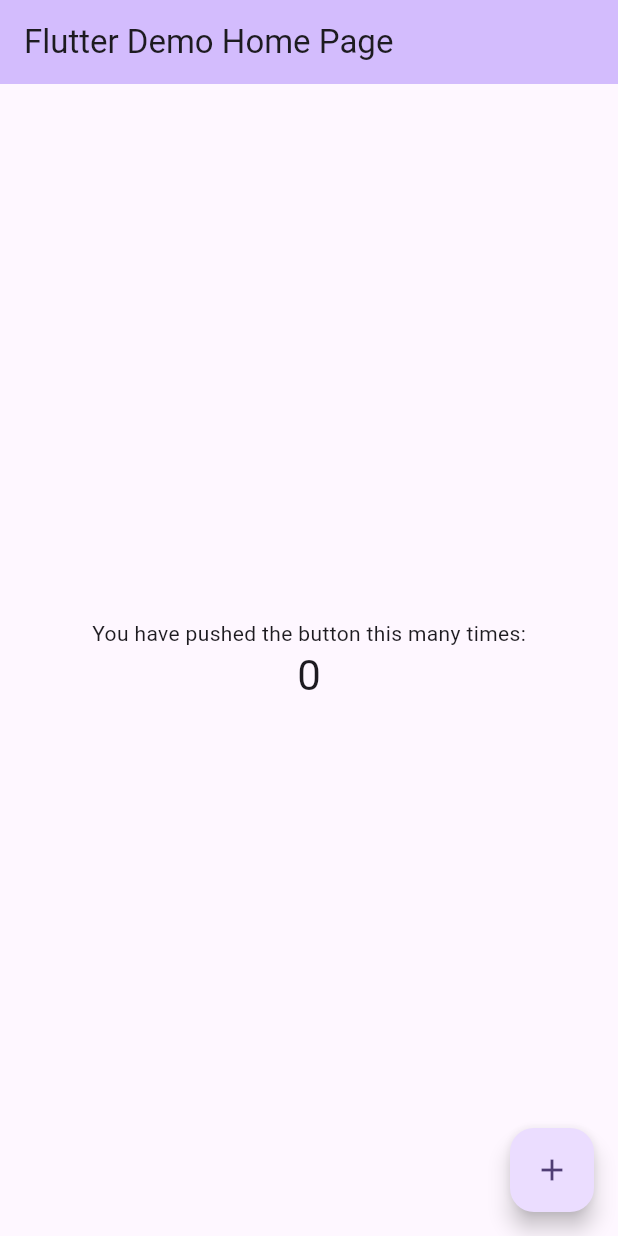
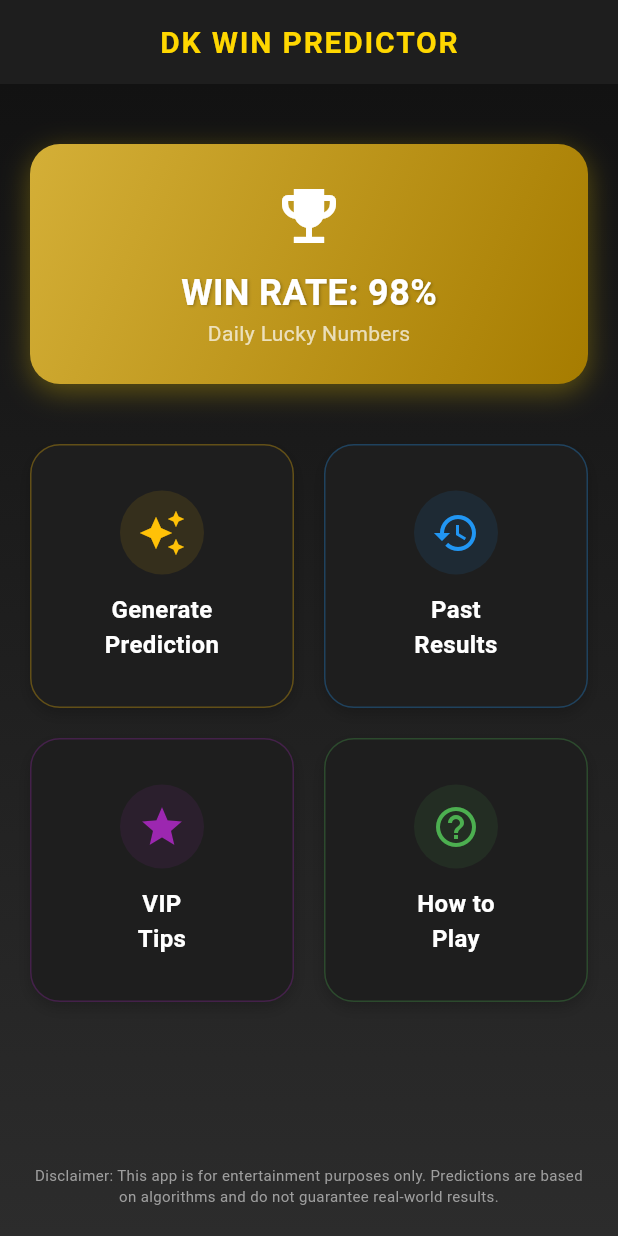
Before and after one commit to could-ai/019adf24-9b90-7e7d-ac89-829d371c48bf, a Flutter app: the screen it shows after launch, on a phone screen of 412 x 824 dp. Run offline on Flutter 3.47's test engine with Material 3 defaults, Android fonts, the phone set to English and light mode, and no system bars.

Commit message:
Setup main application entry point with Dark/Gold theme for a premium prediction app feel. Configured routes for Home, Prediction, and History screens.; Created HomeScreen with a dashboard layout. Features a gold-themed header showing 'Win Rate', and a grid menu for 'Generate Prediction', 'Past Results', 'VIP Tips', and 'How to Play'. Includes a disclaimer footer.; Implemented PredictionScreen with a simulated analysis process. Includes a 'Start Analysis' button, a loading animation with status updates (Connecting, Analyzing, Calculating), and a final result display showing a random number and confidence score.; Created HistoryScreen to display a list of mock past predictions. Each item shows a date, a prediction number, and a 'Win/Miss' status to simulate a track record.

```diff
--- a/usr/lib/main.dart
+++ b/usr/lib/main.dart
@@ -1,4 +1,7 @@
 import 'package:flutter/material.dart';
+import 'package:couldai_user_app/screens/home_screen.dart';
+import 'package:couldai_user_app/screens/prediction_screen.dart';
+import 'package:couldai_user_app/screens/history_screen.dart';
 
 void main() {
   runApp(const MyApp());
@@ -7,117 +10,48 @@ void main() {
 class MyApp extends StatelessWidget {
   const MyApp({super.key});
 
-  // This widget is the root of your application.
   @override
   Widget build(BuildContext context) {
     return MaterialApp(
-      title: 'Flutter Demo',
+      title: 'DK Win Predictor',
       debugShowCheckedModeBanner: false,
       theme: ThemeData(
-        // This is the theme of your application.
-        //
-        // TRY THIS: Try running your application with "flutter run". You'll see
-        // the application has a purple toolbar. Then, without quitting the app,
-        // try changing the seedColor in the colorScheme below to Colors.green
-        // and then invoke "hot reload" (save your changes or press the "hot
-        // reload" button in a Flutter-supported IDE, or press "r" if you used
-        // the command line to start the app).
-        //
-        // Notice that the counter didn't reset back to zero; the application
-        // state is not lost during the reload. To reset the state, use hot
-        // restart instead.
-        //
-        // This works for code too, not just values: Most code changes can be
-        // tested with just a hot reload.
-        colorScheme: ColorScheme.fromSeed(seedColor: Colors.deepPurple),
+        useMaterial3: true,
+        brightness: Brightness.dark,
+        primaryColor: const Color(0xFFFFD700), // Gold
+        scaffoldBackgroundColor: const Color(0xFF121212),
+        colorScheme: const ColorScheme.dark(
+          primary: Color(0xFFFFD700),
+          secondary: Color(0xFF03DAC6),
+          surface: Color(0xFF1E1E1E),
+          background: Color(0xFF121212),
+        ),
+        appBarTheme: const AppBarTheme(
+          backgroundColor: Color(0xFF1E1E1E),
+          elevation: 0,
+          centerTitle: true,
+          titleTextStyle: TextStyle(
+            color: Color(0xFFFFD700),
+            fontSize: 20,
+            fontWeight: FontWeight.bold,
+            letterSpacing: 1.2,
+          ),
+        ),
+        cardTheme: CardTheme(
+          color: const Color(0xFF1E1E1E),
+          elevation: 4,
+          shape: RoundedRectangleBorder(
+            borderRadius: BorderRadius.circular(16),
+            side: BorderSide(color: Colors.white.withOpacity(0.1), width: 1),
+          ),
+        ),
       ),
       initialRoute: '/',
       routes: {
-        '/': (context) => const MyHomePage(title: 'Flutter Demo Home Page'),
+        '/': (context) => const HomeScreen(),
+        '/predict': (context) => const PredictionScreen(),
+        '/history': (context) => const HistoryScreen(),
       },
     );
   }
 }
-
-class MyHomePage extends StatefulWidget {
-  const MyHomePage({super.key, required this.title});
-
-  // This widget is the home page of your application. It is stateful, meaning
-  // that it has a State object (defined below) that contains fields that affect
-  // how it looks.
-
-  // This class is the configuration for the state. It holds the values (in this
-  // case the title) provided by the parent (in this case the App widget) and
-  // used by the build method of the State. Fields in a Widget subclass are
-  // always marked "final".
-
-  final String title;
-
-  @override
-  State<MyHomePage> createState() => _MyHomePageState();
-}
-
-class _MyHomePageState extends State<MyHomePage> {
-  int _counter = 0;
-
-  void _incrementCounter() {
-    setState(() {
-      // This call to setState tells the Flutter framework that something has
-      // changed in this State, which causes it to rerun the build method below
-      // so that the display can reflect the updated values. If we changed
-      // _counter without calling setState(), then the build method would not be
-      // called again, and so nothing would appear to happen.
-      _counter++;
-    });
-  }
-
-  @override
-  Widget build(BuildContext context) {
-    // This method is rerun every time setState is called, for instance as done
-    // by the _incrementCounter method above.
-    //
-    // The Flutter framework has been optimized to make rerunning build methods
-    // fast, so that you can just rebuild anything that needs updating rather
-    // than having to individually change instances of widgets.
-    return Scaffold(
-      appBar: AppBar(
-        // TRY THIS: Try changing the color here to a specific color (to
-        // Colors.amber, perhaps?) and trigger a hot reload to see the AppBar
-        // change color while the other colors stay the same.
-        backgroundColor: Theme.of(context).colorScheme.inversePrimary,
-        // Here we take the value from the MyHomePage object that was created by
-        // the App.build method, and use it to set our appbar title.
-        title: Text(widget.title),
-      ),
-      body: Center(
-        // Center is a layout widget. It takes a single child and positions it
-        // in the middle of the parent.
-        child: Column(
-          // Column is also a layout widget. It takes a list of children and
-          // arranges them vertically. By default, it sizes itself to fit its
-          // children horizontally, and tries to be as tall as its parent.
-          //
-          // Column has various properties to control how it sizes itself and
-          // how it positions its children. Here we use mainAxisAlignment to
-          // center the children vertically; the main axis here is the vertical
-          // axis because Columns are vertical (the cross axis would be
-          // horizontal).
-          //
-          // TRY THIS: Invoke "debug painting" (choose the "Toggle Debug Paint"
-          // action in the IDE, or press "p" in the console), to see the
-          // wireframe for each widget.
-          mainAxisAlignment: MainAxisAlignment.center,
-          children: <Widget>[
-            const Text('You have pushed the button this many times:'),
-            Text('$_counter', style: Theme.of(context).textTheme.headlineMedium),
-          ],
-        ),
-      ),
-      floatingActionButton: FloatingActionButton(
-        onPressed: _incrementCounter,
-        tooltip: 'Increment',
-        child: const Icon(Icons.add),
-      ), // This trailing comma makes auto-formatting nicer for build methods.
-    );
-  }
-}
--- /dev/null
+++ b/usr/lib/screens/home_screen.dart
@@ -0,0 +1,203 @@
+import 'package:flutter/material.dart';
+
+class HomeScreen extends StatelessWidget {
+  const HomeScreen({super.key});
+
+  @override
+  Widget build(BuildContext context) {
+    return Scaffold(
+      appBar: AppBar(
+        title: const Text('DK WIN PREDICTOR'),
+      ),
+      body: Container(
+        decoration: const BoxDecoration(
+          gradient: LinearGradient(
+            begin: Alignment.topCenter,
+            end: Alignment.bottomCenter,
+            colors: [Color(0xFF121212), Color(0xFF2C2C2C)],
+          ),
+        ),
+        child: SafeArea(
+          child: Padding(
+            padding: const EdgeInsets.all(20.0),
+            child: Column(
+              crossAxisAlignment: CrossAxisAlignment.stretch,
+              children: [
+                const SizedBox(height: 20),
+                _buildHeaderCard(),
+                const SizedBox(height: 40),
+                Expanded(
+                  child: GridView.count(
+                    crossAxisCount: 2,
+                    mainAxisSpacing: 20,
+                    crossAxisSpacing: 20,
+                    children: [
+                      _buildMenuCard(
+                        context,
+                        'Generate\nPrediction',
+                        Icons.auto_awesome,
+                        Colors.amber,
+                        () => Navigator.pushNamed(context, '/predict'),
+                      ),
+                      _buildMenuCard(
+                        context,
+                        'Past\nResults',
+                        Icons.history,
+                        Colors.blue,
+                        () => Navigator.pushNamed(context, '/history'),
+                      ),
+                      _buildMenuCard(
+                        context,
+                        'VIP\nTips',
+                        Icons.star,
+                        Colors.purple,
+                        () {
+                          ScaffoldMessenger.of(context).showSnackBar(
+                            const SnackBar(content: Text('VIP Area coming soon!')),
+                          );
+                        },
+                      ),
+                      _buildMenuCard(
+                        context,
+                        'How to\nPlay',
+                        Icons.help_outline,
+                        Colors.green,
+                        () {
+                          _showHowToPlayDialog(context);
+                        },
+                      ),
+                    ],
+                  ),
+                ),
+                const Text(
+                  'Disclaimer: This app is for entertainment purposes only. Predictions are based on algorithms and do not guarantee real-world results.',
+                  style: TextStyle(color: Colors.grey, fontSize: 10),
+                  textAlign: TextAlign.center,
+                ),
+              ],
+            ),
+          ),
+        ),
+      ),
+    );
+  }
+
+  Widget _buildHeaderCard() {
+    return Container(
+      padding: const EdgeInsets.all(24),
+      decoration: BoxDecoration(
+        gradient: const LinearGradient(
+          colors: [Color(0xFFD4AF37), Color(0xFFA67C00)], // Gold gradient
+          begin: Alignment.topLeft,
+          end: Alignment.bottomRight,
+        ),
+        borderRadius: BorderRadius.circular(20),
+        boxShadow: [
+          BoxShadow(
+            color: const Color(0xFFFFD700).withOpacity(0.3),
+            blurRadius: 15,
+            offset: const Offset(0, 5),
+          ),
+        ],
+      ),
+      child: Column(
+        children: const [
+          Icon(Icons.emoji_events, size: 48, color: Colors.white),
+          SizedBox(height: 10),
+          Text(
+            'WIN RATE: 98%',
+            style: TextStyle(
+              color: Colors.white,
+              fontSize: 24,
+              fontWeight: FontWeight.bold,
+              shadows: [
+                Shadow(
+                  blurRadius: 2,
+                  color: Colors.black26,
+                  offset: Offset(1, 1),
+                ),
+              ],
+            ),
+          ),
+          Text(
+            'Daily Lucky Numbers',
+            style: TextStyle(
+              color: Colors.white70,
+              fontSize: 14,
+            ),
+          ),
+        ],
+      ),
+    );
+  }
+
+  Widget _buildMenuCard(BuildContext context, String title, IconData icon, Color color, VoidCallback onTap) {
+    return Material(
+      color: Colors.transparent,
+      child: InkWell(
+        onTap: onTap,
+        borderRadius: BorderRadius.circular(20),
+        child: Container(
+          decoration: BoxDecoration(
+            color: const Color(0xFF1E1E1E),
+            borderRadius: BorderRadius.circular(20),
+            border: Border.all(color: color.withOpacity(0.3), width: 1),
+            boxShadow: [
+              BoxShadow(
+                color: Colors.black.withOpacity(0.2),
+                blurRadius: 8,
+                offset: const Offset(0, 4),
+              ),
+            ],
+          ),
+          child: Column(
+            mainAxisAlignment: MainAxisAlignment.center,
+            children: [
+              Container(
+                padding: const EdgeInsets.all(12),
+                decoration: BoxDecoration(
+                  color: color.withOpacity(0.1),
+                  shape: BoxShape.circle,
+                ),
+                child: Icon(icon, size: 32, color: color),
+              ),
+              const SizedBox(height: 12),
+              Text(
+                title,
+                textAlign: TextAlign.center,
+                style: const TextStyle(
+                  color: Colors.white,
+                  fontSize: 16,
+                  fontWeight: FontWeight.w600,
+                ),
+              ),
+            ],
+          ),
+        ),
+      ),
+    );
+  }
+
+  void _showHowToPlayDialog(BuildContext context) {
+    showDialog(
+      context: context,
+      builder: (context) => AlertDialog(
+        backgroundColor: const Color(0xFF1E1E1E),
+        title: const Text('How to Use', style: TextStyle(color: Colors.white)),
+        content: const Text(
+          '1. Click on Generate Prediction.\n'
+          '2. Wait for the algorithm to analyze patterns.\n'
+          '3. Use the predicted number for your reference.\n\n'
+          'Remember: Play responsibly.',
+          style: TextStyle(color: Colors.white70),
+        ),
+        actions: [
+          TextButton(
+            onPressed: () => Navigator.pop(context),
+            child: const Text('Got it', style: TextStyle(color: Color(0xFFFFD700))),
+          ),
+        ],
+      ),
+    );
+  }
+}
```
Also changed, not shown: usr/lib/screens/history_screen.dart (added, +80 -0 lines), usr/lib/screens/prediction_screen.dart (added, +248 -0 lines).
